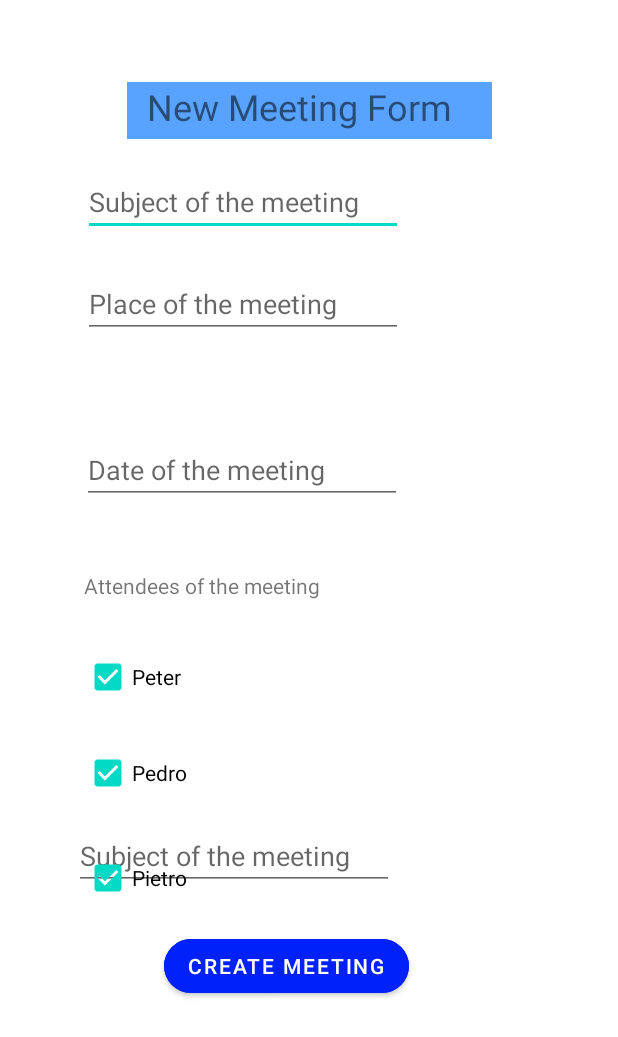
After one commit to vigneaud-khalid/Ma_reu, an Android app: the FormActivity screen opened directly, with no data from a screen before it, on a phone screen of 412 x 824 dp. The commit adds this screen. Shown: the top 1037 px of the screen. Run offline under Robolectric (Android 15) with nearby library versions, the phone set to English and light mode, and no system bars.

Commit message:
pas de navigation vers le formulaire !!!

```diff
--- a/app/src/main/AndroidManifest.xml
+++ b/app/src/main/AndroidManifest.xml
@@ -12,6 +12,9 @@
         android:supportsRtl="true"
         android:theme="@style/Theme.MaReu">
         <activity
+            android:name=".ui.FormActivity"
+            android:exported="true" />
+        <activity
             android:name=".ui.AddMeetingActivity"
             android:exported="false" />
         <activity
@@ -23,7 +26,6 @@
                 <category android:name="android.intent.category.LAUNCHER" />
             </intent-filter>
         </activity>
-
     </application>
 
 </manifest>
--- a/app/src/main/java/com/khalid/mareu/di/DI.java
+++ b/app/src/main/java/com/khalid/mareu/di/DI.java
@@ -1,5 +1,6 @@
 package com.khalid.mareu.di;
 
+import com.khalid.mareu.repository.MeetingRepository;
 import com.khalid.mareu.service.FakeMeetingApiService;
 import com.khalid.mareu.service.MeetingApiService;
 
@@ -8,22 +9,41 @@ import com.khalid.mareu.service.MeetingApiService;
  */
 public class DI {
 
-    private static MeetingApiService service = new FakeMeetingApiService();
+    private static MeetingRepository rep = new MeetingRepository();
 
     /**
      * Get an instance on @{@link MeetingApiService}
      * @return
      */
+    public static MeetingRepository getMeetingRepository() {
+        return rep;
+    }
+
+    /**
+     * Get always a new instance on @{@link MeetingRepository}. Useful for tests, so we ensure the context is clean.
+     * @return
+     */
+    public static MeetingRepository getNewInstanceRepository() {
+        return new MeetingRepository();
+    }
+
+
+    /*private static MeetingApiService service = new FakeMeetingApiService();
+
+    *//**
+     * Get an instance on @{@link MeetingApiService}
+     * @return
+     *//*
     public static MeetingApiService getMeetingApiService() {
         return service;
     }
 
-    /**
+    *//**
      * Get always a new instance on @{@link MeetingApiService}. Useful for tests, so we ensure the context is clean.
      * @return
-     */
+     *//*
     public static MeetingApiService getNewInstanceApiService() {
         return new FakeMeetingApiService();
-    }
+    }*/
 
 }
--- a/app/src/main/java/com/khalid/mareu/repository/MeetingRepository.java
+++ b/app/src/main/java/com/khalid/mareu/repository/MeetingRepository.java
@@ -1,6 +1,7 @@
 package com.khalid.mareu.repository;
 
 import com.khalid.mareu.model.Meeting;
+import com.khalid.mareu.service.FakeMeetingApiService;
 import com.khalid.mareu.service.MeetingApiService;
 
 import java.util.List;
@@ -9,6 +10,39 @@ import java.util.List;
  * Created by ordinateur _ Khalid _  on 29/03/2022.
  */
 public class MeetingRepository {
+
+    private static MeetingApiService service = new FakeMeetingApiService();
+
+     /**
+     * Get an instance on @{@link MeetingApiService}
+     * @return
+     */
+    public static MeetingApiService getMeetingApiService() {
+        return service;
+    }
+
+    /**
+     * Get always a new instance on @{@link MeetingApiService}. Useful for tests, so we ensure the context is clean.
+     * @return
+     */
+    public static MeetingApiService getNewInstanceApiService() {
+        return new FakeMeetingApiService();
+    }
+
+    public List <Meeting> getMeetings() {
+        return service.getMeetings();
+    }
+
+    public void deleteMeeting(Meeting meeting) {
+        service.deleteMeeting(meeting);
+    }
+
+    public Meeting createMeeting(Meeting meeting) {
+       return service.createMeeting(meeting);
+    }
+}
+
+/*public class MeetingRepository {
 
     private final MeetingApiService meetingApiService;
 
@@ -27,4 +61,4 @@ public class MeetingRepository {
     public Meeting createMeeting(Meeting meeting) {
         return meetingApiService.createMeeting(meeting);
     }
-}
+}*/
--- /dev/null
+++ b/app/src/main/java/com/khalid/mareu/ui/FormActivity.java
@@ -0,0 +1,55 @@
+package com.khalid.mareu.ui;
+
+import androidx.appcompat.app.AppCompatActivity;
+import androidx.core.app.ActivityCompat;
+import androidx.fragment.app.FragmentActivity;
+
+import android.content.Intent;
+import android.os.Bundle;
+import android.view.View;
+import android.widget.EditText;
+
+import com.khalid.mareu.R;
+import com.khalid.mareu.di.DI;
+import com.khalid.mareu.model.Meeting;
+
+import java.util.Arrays;
+import java.util.Date;
+
+public class FormActivity extends AppCompatActivity {
+
+    @Override
+    protected void onCreate(Bundle savedInstanceState) {
+        super.onCreate(savedInstanceState);
+        setContentView(R.layout.activity_form);
+     }
+
+    public void CheckBoxButtonHandler(View view) {
+
+        // add the attendee checked
+        // attendees.add( COMMENT LE PASSER EN PARAM ????  )
+    }
+
+    public void submitButtonHandler(View view) {
+        // récupérer l'id du  dernier meeting et l'incrémenter
+
+        EditText subjectEditText = (EditText) findViewById(R.id.subject);
+        String subject = subjectEditText.getText().toString();
+        EditText placeEditText = (EditText) findViewById(R.id.place);
+        String place = placeEditText.getText().toString();
+        // create a new meeting and add it to the list
+        Meeting meeting = new Meeting(12,subject, place, new Date(), Arrays.asList("maxime@lamzone.com", "alex@lamzone.com"));
+
+        DI.getMeetingRepository().createMeeting(meeting);
+    }
+
+    /**
+     * Used to navigate to this activity
+     * @param activity
+     */
+    public static void navigate(FragmentActivity activity) {
+        Intent intent = new Intent(activity, FormActivity.class);
+        ActivityCompat.startActivity(activity, intent, null);
+    }
+
+}
--- a/app/src/main/java/com/khalid/mareu/ui/ListMeetingActivity.java
+++ b/app/src/main/java/com/khalid/mareu/ui/ListMeetingActivity.java
@@ -15,7 +15,6 @@ import butterknife.OnClick;
 
 public class ListMeetingActivity extends AppCompatActivity {
 
-
     private ActivityListMeetingBinding binding;
 
     @Override
@@ -31,7 +30,9 @@ public class ListMeetingActivity extends AppCompatActivity {
 
     @OnClick(R.id.add_meeting)
     void addMeeting() {
-        AddMeetingActivity.navigate(this);
+
+        Log.d("rrrr", "ListMeetingActivity ---  onclick");
+        FormActivity.navigate(this);
     }
 
     @Override
--- a/app/src/main/java/com/khalid/mareu/ui/MeetingFragment.java
+++ b/app/src/main/java/com/khalid/mareu/ui/MeetingFragment.java
@@ -18,6 +18,7 @@ import com.khalid.mareu.R;
 import com.khalid.mareu.di.DI;
 import com.khalid.mareu.events.DeleteMeetingEvent;
 import com.khalid.mareu.model.Meeting;
+import com.khalid.mareu.repository.MeetingRepository;
 import com.khalid.mareu.service.MeetingApiService;
 
 import org.greenrobot.eventbus.EventBus;
@@ -30,7 +31,7 @@ import java.util.List;
  */
 public class MeetingFragment extends Fragment {
 
-    private MeetingApiService mApiService;
+    private MeetingRepository mRep;
     private List<Meeting> mMeetings;
     private RecyclerView mRecyclerView;
 
@@ -47,7 +48,7 @@ public class MeetingFragment extends Fragment {
     public void onCreate(Bundle savedInstanceState) {
         Log.d("rrrr","MeetingFragment");
         super.onCreate(savedInstanceState);
-        mApiService = DI.getMeetingApiService();
+        mRep = DI.getMeetingRepository();
 
     }
 
@@ -66,7 +67,7 @@ public class MeetingFragment extends Fragment {
      * Init the List of meetings
      */
     private void initList() {
-        mMeetings = mApiService.getMeetings();
+        mMeetings = mRep.getMeetings();
         mRecyclerView.setAdapter(new MyMeetingRecyclerViewAdapter(mMeetings));
     }
 
@@ -94,7 +95,7 @@ public class MeetingFragment extends Fragment {
      */
     @Subscribe
     public void onDeleteMeeting(DeleteMeetingEvent event) {
-        mApiService.deleteMeeting(event.meeting);
+        mRep.deleteMeeting(event.meeting);
         initList();
     }
 }
--- /dev/null
+++ b/app/src/main/res/layout/activity_form.xml
@@ -0,0 +1,146 @@
+<?xml version="1.0" encoding="utf-8"?>
+<androidx.constraintlayout.widget.ConstraintLayout xmlns:android="http://schemas.android.com/apk/res/android"
+    xmlns:app="http://schemas.android.com/apk/res-auto"
+    xmlns:tools="http://schemas.android.com/tools"
+    android:layout_width="match_parent"
+    android:layout_height="match_parent"
+    tools:context=".ui.FormActivity">
+
+
+    <TextView
+        android:id="@+id/title"
+        android:layout_width="243dp"
+        android:layout_height="38dp"
+        android:layout_marginStart="20dp"
+        android:layout_marginTop="24dp"
+        android:layout_marginEnd="20dp"
+        android:paddingLeft="13dp"
+        android:background="#58A3FF"
+        android:text="@string/title"
+        android:textSize="24dp"
+        app:layout_constraintBottom_toBottomOf="parent"
+        app:layout_constraintEnd_toEndOf="parent"
+        app:layout_constraintStart_toStartOf="parent"
+        app:layout_constraintTop_toTopOf="parent"
+        app:layout_constraintVertical_bias="0.04" />
+
+    <EditText
+        android:id="@+id/subject"
+        android:layout_width="wrap_content"
+        android:layout_height="wrap_content"
+        android:layout_marginTop="112dp"
+        android:ems="10"
+        android:hint="@string/subject"
+        app:layout_constraintEnd_toEndOf="parent"
+        app:layout_constraintHorizontal_bias="0.278"
+        app:layout_constraintStart_toStartOf="parent"
+        app:layout_constraintTop_toTopOf="parent" />
+
+    <EditText
+        android:id="@+id/place"
+        android:layout_width="wrap_content"
+        android:layout_height="wrap_content"
+        android:layout_marginTop="180dp"
+        android:ems="10"
+        android:hint="@string/place"
+        app:layout_constraintEnd_toEndOf="parent"
+        app:layout_constraintHorizontal_bias="0.278"
+        app:layout_constraintStart_toStartOf="parent"
+        app:layout_constraintTop_toTopOf="parent" />
+
+    <EditText
+        android:id="@+id/date"
+        android:layout_width="wrap_content"
+        android:layout_height="wrap_content"
+        android:layout_marginEnd="144dp"
+        android:ems="10"
+        android:inputType="date"
+        android:hint="@string/date"
+        app:layout_constraintBottom_toBottomOf="parent"
+        app:layout_constraintEnd_toEndOf="parent"
+        app:layout_constraintTop_toTopOf="parent"
+        app:layout_constraintVertical_bias="0.373" />
+
+    <EditText
+        android:id="@+id/subject2"
+        android:layout_width="wrap_content"
+        android:layout_height="wrap_content"
+        android:layout_marginTop="548dp"
+        android:ems="10"
+        android:hint="@string/subject"
+        app:layout_constraintEnd_toEndOf="parent"
+        app:layout_constraintHorizontal_bias="0.248"
+        app:layout_constraintStart_toStartOf="parent"
+        app:layout_constraintTop_toTopOf="parent" />
+
+    <TextView
+        android:id="@+id/list_attendees"
+        android:layout_width="wrap_content"
+        android:layout_height="wrap_content"
+        android:layout_marginStart="20dp"
+        android:layout_marginTop="24dp"
+        android:layout_marginEnd="20dp"
+        android:text="@string/list_attendees"
+        app:layout_constraintBottom_toBottomOf="parent"
+        app:layout_constraintEnd_toEndOf="parent"
+        app:layout_constraintHorizontal_bias="0.169"
+        app:layout_constraintStart_toStartOf="parent"
+        app:layout_constraintTop_toTopOf="parent"
+        app:layout_constraintVertical_bias="0.457" />
+
+      <CheckBox
+        android:id="@+id/chk1"
+        android:layout_width="wrap_content"
+        android:layout_height="wrap_content"
+        android:layout_marginStart="56dp"
+        android:checked="true"
+        android:text="Peter" android:onClick="CheckBoxButtonHandler"
+        app:layout_constraintBottom_toBottomOf="parent"
+        app:layout_constraintStart_toStartOf="parent"
+        app:layout_constraintTop_toTopOf="parent"
+        app:layout_constraintVertical_bias="0.551" />
+
+     <CheckBox
+        android:id="@+id/chk2"
+        android:layout_width="wrap_content"
+        android:layout_height="wrap_content"
+        android:layout_marginStart="56dp"
+        android:checked="true"
+        android:text="Pedro" android:onClick="CheckBoxButtonHandler"
+        app:layout_constraintBottom_toBottomOf="parent"
+        app:layout_constraintStart_toStartOf="parent"
+        app:layout_constraintTop_toTopOf="parent"
+        app:layout_constraintVertical_bias="0.633" />
+
+    <CheckBox
+        android:id="@+id/chk3"
+        android:layout_width="wrap_content"
+        android:layout_height="wrap_content"
+        android:layout_marginStart="56dp"
+        android:checked="true"
+        android:text="Pietro"
+        android:onClick="CheckBoxButtonHandler"
+        app:layout_constraintBottom_toBottomOf="parent"
+        app:layout_constraintStart_toStartOf="parent"
+        app:layout_constraintTop_toTopOf="parent"
+        app:layout_constraintVertical_bias="0.723" />
+
+
+    <Button
+        android:id="@+id/confirm_add_button"
+        android:layout_width="wrap_content"
+        android:layout_height="wrap_content"
+        android:layout_marginTop="620dp"
+        android:backgroundTint="#0021F9"
+        android:onClick="submitButtonHandler"
+        android:text="Create Meeting"
+        app:layout_constraintEnd_toEndOf="parent"
+        app:layout_constraintHorizontal_bias="0.439"
+        app:layout_constraintStart_toStartOf="parent"
+        app:layout_constraintTop_toTopOf="parent"
+        app:cornerRadius="20dp"/>
+
+
+
+
+</androidx.constraintlayout.widget.ConstraintLayout>
--- a/app/src/main/res/layout/activity_list_meeting.xml
+++ b/app/src/main/res/layout/activity_list_meeting.xml
@@ -29,6 +29,7 @@
         android:layout_marginEnd="16dp"
         android:layout_marginBottom="16dp"
         app:backgroundTint="@color/colorAddButton"
+        android:background="@color/white"
         app:layout_constraintBottom_toBottomOf="parent"
         app:layout_constraintEnd_toEndOf="parent"
         app:srcCompat="@drawable/ic_baseline_add_24" />
--- a/app/src/main/res/values/strings.xml
+++ b/app/src/main/res/values/strings.xml
@@ -1,3 +1,9 @@
 <resources>
     <string name="app_name">Ma réu</string>
+    <string name="title">New Meeting Form</string>
+    <string name="subject">Subject of the meeting</string>
+    <string name="place">Place of the meeting</string>
+    <string name="date">Date of the meeting</string>
+    <string name="subject2">Subject2 of the meeting</string>
+    <string name="list_attendees">Attendees of the meeting</string>
 </resources>
```
Lines whose indentation alone changed are shown as unchanged.
